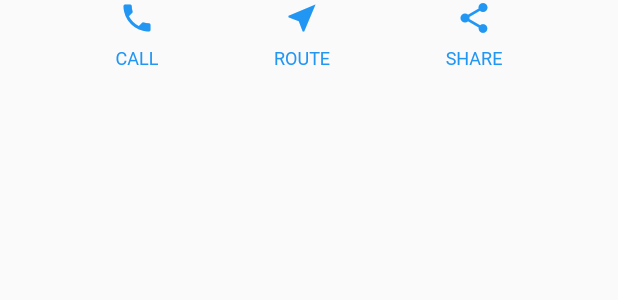
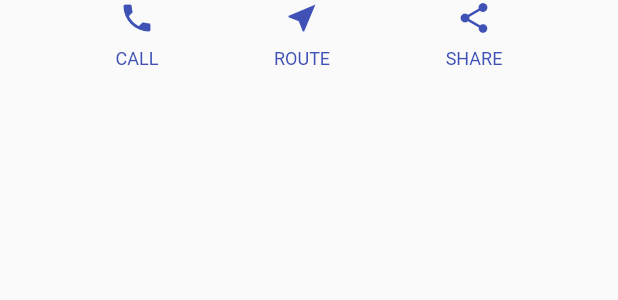
Before and after one commit to ronaldscruz/flutter_layouts, a Flutter app: the ButtonsSection widget shown alone on an empty page, opened directly, on a phone screen of 412 x 824 dp. Shown: the top 300 px of the screen. Run offline on Flutter 3.47's test engine with Material 2 defaults, Android fonts, the phone set to English and light mode, and no system bars.

```diff
--- a/lib/home/buttons_section.dart
+++ b/lib/place/buttons_section.dart
@@ -7,24 +7,22 @@ class ButtonsSection extends StatelessWidget {
         child: Row(
       mainAxisAlignment: MainAxisAlignment.spaceEvenly,
       children: <Widget>[
-        _createButton("CALL", Icons.phone),
-        _createButton("ROUTE", Icons.near_me),
-        _createButton("SHARE", Icons.share),
+        _createButton("CALL", Icons.phone, Theme.of(context).primaryColor),
+        _createButton("ROUTE", Icons.near_me, Theme.of(context).primaryColor),
+        _createButton("SHARE", Icons.share, Theme.of(context).primaryColor),
       ],
     ));
   }
 
-  Column _createButton(String label, IconData icon) {
+  Column _createButton(String label, IconData icon, Color color) {
     return Column(
       children: <Widget>[
-        Icon(icon, color: Colors.blue),
+        Icon(icon, color: color),
         Container(
             margin: EdgeInsets.only(top: 8),
             child: Text(label,
                 style: TextStyle(
-                    fontSize: 12,
-                    fontWeight: FontWeight.w400,
-                    color: Colors.blue)))
+                    fontSize: 12, fontWeight: FontWeight.w400, color: color)))
       ],
     );
   }
```
Also changed, not shown: lib/home/main.dart (added, +21 -0 lines), lib/main.dart (+3 -14 lines), lib/place/main.dart (added, +22 -0 lines), lib/place/image_section.dart (renamed from lib/home/image_section.dart), lib/place/text_section.dart (renamed from lib/home/text_section.dart), lib/place/title_section.dart (renamed from lib/home/title_section.dart).
